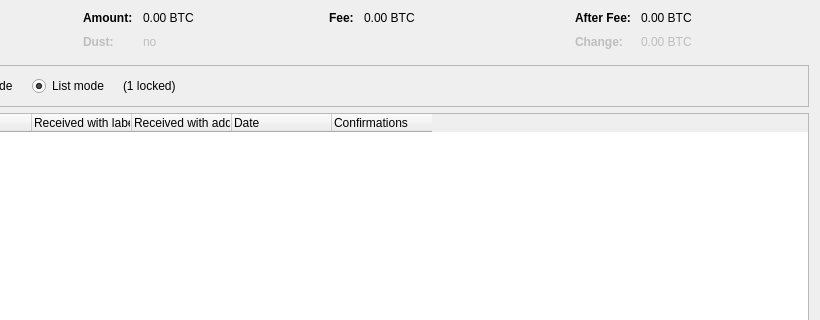
The window that src/qt/forms/coincontroldialog.ui (genisyskernel/koyotecoin) describes before a commit, drawn with Qt 5; both pictures show x 180 to 1000 and y 0 to 320 of the 1000 by 500 pixel window.
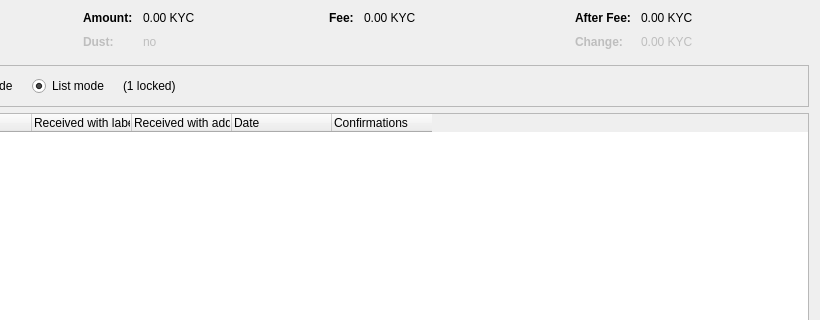
The same window after the commit. Custom widgets are drawn as their Qt base class.

Patch:
```diff
--- a/src/qt/forms/coincontroldialog.ui
+++ b/src/qt/forms/coincontroldialog.ui
@@ -132,7 +132,7 @@
           <enum>Qt::ActionsContextMenu</enum>
          </property>
          <property name="text">
-          <string notr="true">0.00 BTC</string>
+          <string notr="true">0.00 KYC</string>
          </property>
          <property name="textInteractionFlags">
           <set>Qt::LinksAccessibleByMouse|Qt::TextSelectableByKeyboard|Qt::TextSelectableByMouse</set>
@@ -212,7 +212,7 @@
           <enum>Qt::ActionsContextMenu</enum>
          </property>
          <property name="text">
-          <string notr="true">0.00 BTC</string>
+          <string notr="true">0.00 KYC</string>
          </property>
          <property name="textInteractionFlags">
           <set>Qt::LinksAccessibleByMouse|Qt::TextSelectableByKeyboard|Qt::TextSelectableByMouse</set>
@@ -257,7 +257,7 @@
           <enum>Qt::ActionsContextMenu</enum>
          </property>
          <property name="text">
-          <string notr="true">0.00 BTC</string>
+          <string notr="true">0.00 KYC</string>
          </property>
          <property name="textInteractionFlags">
           <set>Qt::LinksAccessibleByMouse|Qt::TextSelectableByKeyboard|Qt::TextSelectableByMouse</set>
@@ -292,7 +292,7 @@
           <enum>Qt::ActionsContextMenu</enum>
          </property>
          <property name="text">
-          <string notr="true">0.00 BTC</string>
+          <string notr="true">0.00 KYC</string>
          </property>
          <property name="textInteractionFlags">
           <set>Qt::LinksAccessibleByMouse|Qt::TextSelectableByKeyboard|Qt::TextSelectableByMouse</set>
```
